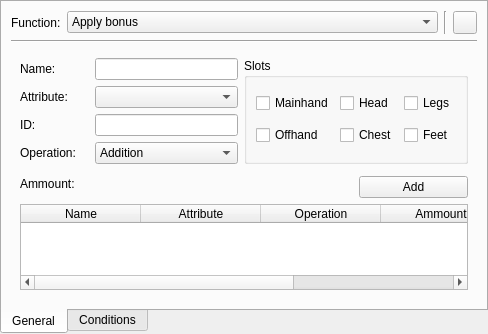
Old version of the form loottablefunction.ui in the repository IoeCmcomc/MCDatapacker.
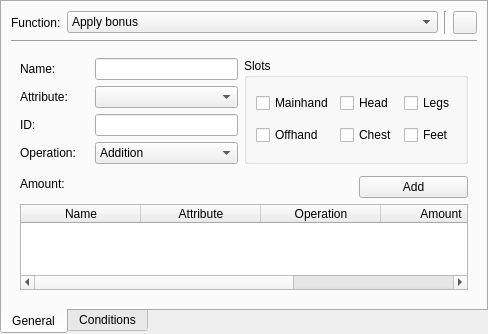
New version of the form. The open tabs and pages were chosen to show the change. Icons and pictures are not drawn. Custom widgets are drawn as their Qt base class.

Diff of the .ui file:
```diff
--- a/loottablefunction.ui
+++ b/loottablefunction.ui
@@ -641,7 +641,7 @@
           </column>
           <column>
            <property name="text">
-            <string>Ammount</string>
+            <string>Amount</string>
            </property>
           </column>
           <column>
@@ -659,7 +659,7 @@
         <item row="4" column="0" rowspan="2">
          <widget class="QLabel" name="label_23">
           <property name="text">
-           <string>Ammount:</string>
+           <string>Amount:</string>
           </property>
          </widget>
         </item>
```
Left out of the diff: 4 changed lines with no effect on the pictures.
